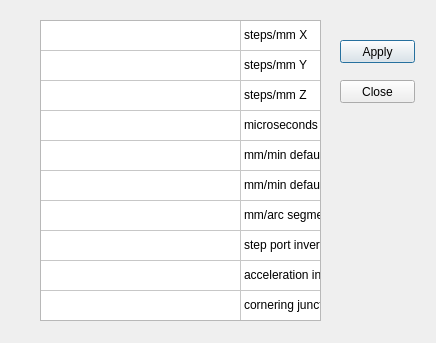
The window that grbldialog.ui (apsystems/GrblHoming) describes before a commit, drawn with Qt 5.
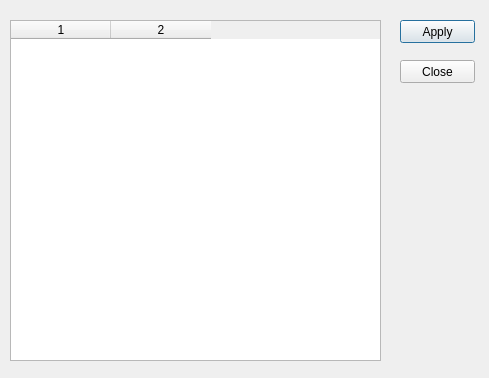
The same window after the commit.

The edit to the form file:
```diff
--- a/grbldialog.ui
+++ b/grbldialog.ui
@@ -6,8 +6,8 @@
    <rect>
     <x>0</x>
     <y>0</y>
-    <width>436</width>
-    <height>343</height>
+    <width>489</width>
+    <height>378</height>
    </rect>
   </property>
   <property name="windowTitle">
@@ -16,8 +16,8 @@
   <widget class="QPushButton" name="btnOk">
    <property name="geometry">
     <rect>
-     <x>340</x>
-     <y>40</y>
+     <x>400</x>
+     <y>20</y>
      <width>75</width>
      <height>23</height>
     </rect>
@@ -29,8 +29,8 @@
   <widget class="QPushButton" name="btnCancel">
    <property name="geometry">
     <rect>
-     <x>340</x>
-     <y>80</y>
+     <x>400</x>
+     <y>60</y>
      <width>75</width>
      <height>23</height>
     </rect>
@@ -42,107 +42,17 @@
   <widget class="QTableWidget" name="tableWidget">
    <property name="geometry">
     <rect>
-     <x>40</x>
+     <x>10</x>
      <y>20</y>
-     <width>281</width>
-     <height>301</height>
+     <width>371</width>
+     <height>341</height>
     </rect>
    </property>
-   <property name="sizePolicy">
-    <sizepolicy hsizetype="Fixed" vsizetype="Fixed">
-     <horstretch>0</horstretch>
-     <verstretch>0</verstretch>
-    </sizepolicy>
-   </property>
-   <property name="verticalScrollBarPolicy">
-    <enum>Qt::ScrollBarAlwaysOff</enum>
-   </property>
-   <property name="horizontalScrollBarPolicy">
-    <enum>Qt::ScrollBarAlwaysOff</enum>
-   </property>
-   <property name="autoScroll">
-    <bool>true</bool>
-   </property>
-   <property name="rowCount">
-    <number>10</number>
-   </property>
    <property name="columnCount">
     <number>2</number>
    </property>
-   <attribute name="horizontalHeaderVisible">
-    <bool>false</bool>
-   </attribute>
-   <attribute name="horizontalHeaderDefaultSectionSize">
-    <number>200</number>
-   </attribute>
-   <attribute name="horizontalHeaderStretchLastSection">
-    <bool>true</bool>
-   </attribute>
-   <attribute name="verticalHeaderVisible">
-    <bool>false</bool>
-   </attribute>
-   <row/>
-   <row/>
-   <row/>
-   <row/>
-   <row/>
-   <row/>
-   <row/>
-   <row/>
-   <row/>
-   <row/>
    <column/>
    <column/>
-   <item row="0" column="1">
-    <property name="text">
-     <string>steps/mm X</string>
-    </property>
-   </item>
-   <item row="1" column="1">
-    <property name="text">
-     <string>steps/mm Y</string>
-    </property>
-   </item>
-   <item row="2" column="1">
-    <property name="text">
-     <string>steps/mm Z</string>
-    </property>
-   </item>
-   <item row="3" column="1">
-    <property name="text">
-     <string>microseconds step pulse</string>
-    </property>
-   </item>
-   <item row="4" column="1">
-    <property name="text">
-     <string>mm/min default feed rate</string>
-    </property>
-   </item>
-   <item row="5" column="1">
-    <property name="text">
-     <string>mm/min default seek rate</string>
-    </property>
-   </item>
-   <item row="6" column="1">
-    <property name="text">
-     <string>mm/arc segment</string>
-    </property>
-   </item>
-   <item row="7" column="1">
-    <property name="text">
-     <string>step port invert mask</string>
-    </property>
-   </item>
-   <item row="8" column="1">
-    <property name="text">
-     <string>acceleration in mm/sec^2</string>
-    </property>
-   </item>
-   <item row="9" column="1">
-    <property name="text">
-     <string>cornering junction deviation in mm</string>
-    </property>
-   </item>
   </widget>
  </widget>
  <resources/>
```
Left out of the diff: 2 changed lines with no effect on the pictures.
